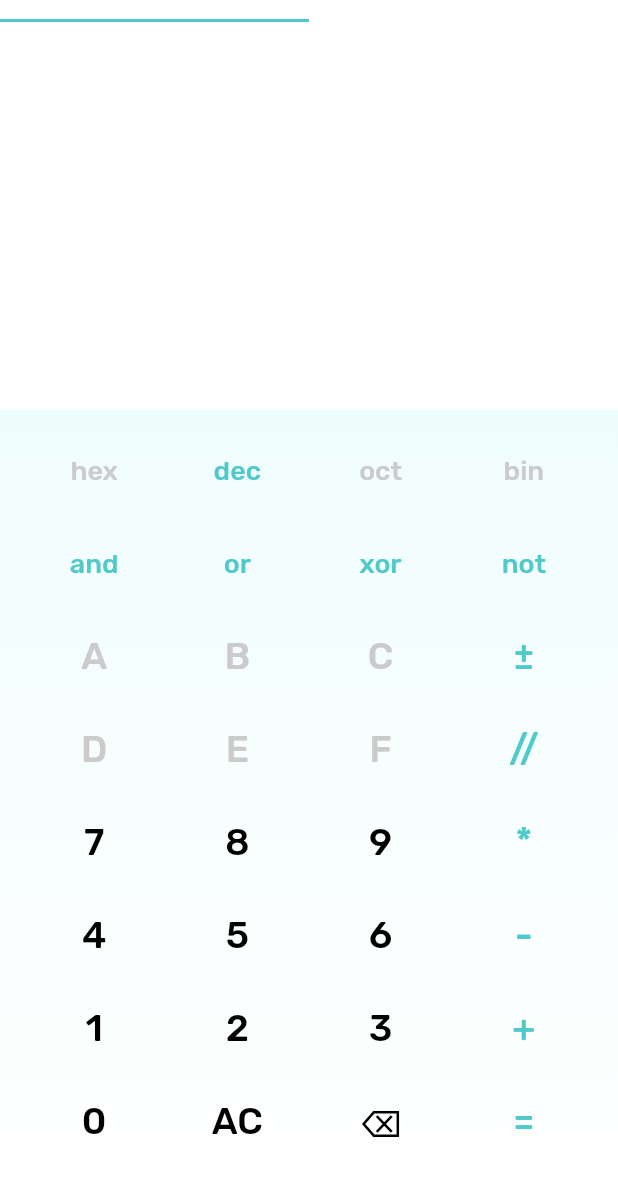
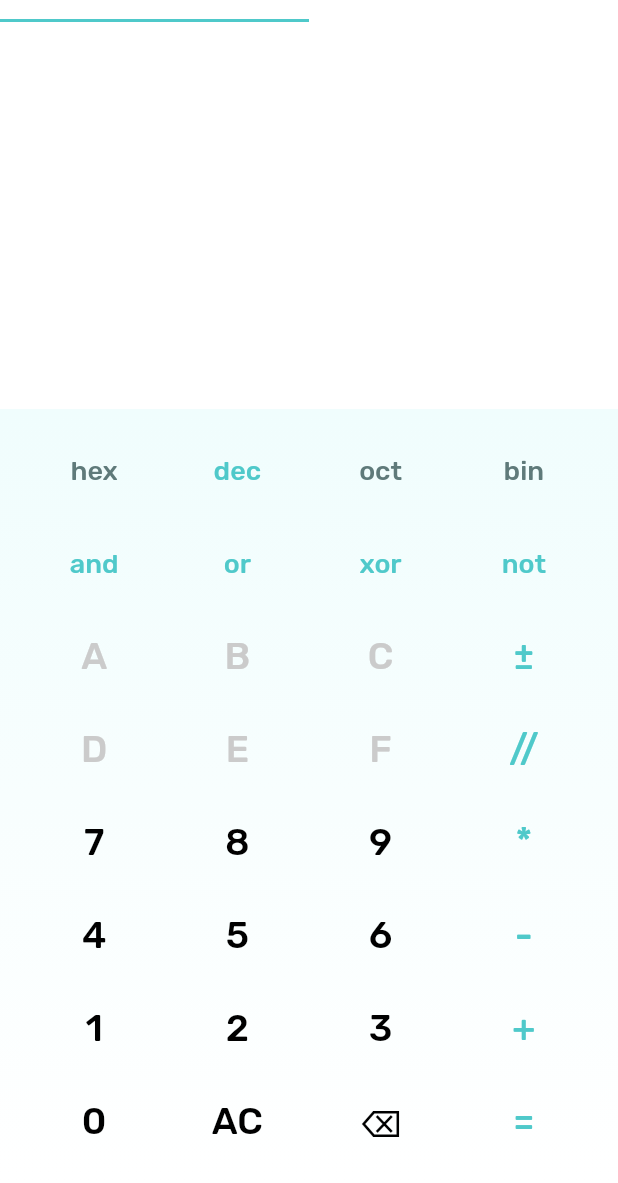
Before and after one commit to neoruien/binary-calculator, a Flutter app: the screen it shows after launch, on a phone screen of 412 x 824 dp, the part 53-1236 px from its top. Run offline on Flutter 3.47's test engine with Material 2 defaults, Android fonts, the phone set to English and light mode, and no system bars; our stand-ins replace google_fonts.

Commit message:
Adjust color scheme

```diff
--- a/lib/main.dart
+++ b/lib/main.dart
@@ -396,7 +396,7 @@ class _CalcAppState extends State<CalcApp> {
                               begin: Alignment.topCenter,
                               end: Alignment.bottomCenter,
                               colors: [
-                                Color(ThemeColors.GRADIENT_COLOR),
+                                Color(ThemeColors.TERTIARY),
                                 Color(ThemeColors.WHITE),
                               ],
                             )
@@ -409,25 +409,25 @@ class _CalcAppState extends State<CalcApp> {
                               CalcButton(
                                 text: 'hex',
                                 textSize: 18,
-                                textColor: _radix == 16 ? ThemeColors.PRIMARY : ThemeColors.GREY,
+                                textColor: _radix == 16 ? ThemeColors.PRIMARY : ThemeColors.SECONDARY,
                                 method: changeMode,
                               ),
                               CalcButton(
                                 text: 'dec',
                                 textSize: 18,
-                                textColor: _radix == 10 ? ThemeColors.PRIMARY : ThemeColors.GREY,
+                                textColor: _radix == 10 ? ThemeColors.PRIMARY : ThemeColors.SECONDARY,
                                 method: changeMode,
                               ),
                               CalcButton(
                                 text: 'oct',
                                 textSize: 18,
-                                textColor: _radix == 8 ? ThemeColors.PRIMARY : ThemeColors.GREY,
+                                textColor: _radix == 8 ? ThemeColors.PRIMARY : ThemeColors.SECONDARY,
                                 method: changeMode,
                               ),
                               CalcButton(
                                 text: 'bin',
                                 textSize: 18,
-                                textColor: _radix == 2 ? ThemeColors.PRIMARY : ThemeColors.GREY,
+                                textColor: _radix == 2 ? ThemeColors.PRIMARY : ThemeColors.SECONDARY,
                                 method: changeMode,
                               ),
                             ]),
--- a/lib/util/themeColors.dart
+++ b/lib/util/themeColors.dart
@@ -3,5 +3,5 @@ const int BLACK = 0xFF000000;
 const int GREY = 0xFFCBCBCB;
 
 const int PRIMARY = 0xFF4FC9CA;
-
-const int GRADIENT_COLOR = 0xFFF0FDFD;
+const int SECONDARY = 0xFF5F7A7A;
+const int TERTIARY = 0xFFF0FDFD;
```
